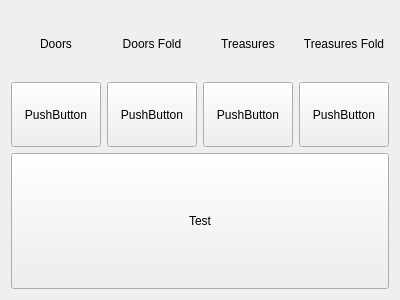
Mar94oK/Nayda, file Nayda/cardstacks.ui: the form before one commit.
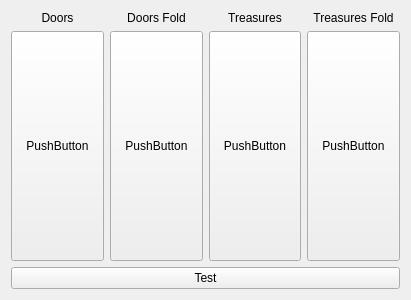
The form after the commit.

Commit message: Adjusting width of CardStack widget

Patch:
```diff
--- a/Nayda/cardstacks.ui
+++ b/Nayda/cardstacks.ui
@@ -6,7 +6,7 @@
    <rect>
     <x>0</x>
     <y>0</y>
-    <width>400</width>
+    <width>411</width>
     <height>300</height>
    </rect>
   </property>
@@ -14,8 +14,41 @@
    <string>Form</string>
   </property>
   <layout class="QGridLayout" name="gridLayout">
+   <item row="1" column="3">
+    <layout class="QVBoxLayout" name="verticalLayout_4" stretch="0,1">
+     <item>
+      <widget class="QLabel" name="lbl_TreasuresFold">
+       <property name="sizePolicy">
+        <sizepolicy hsizetype="Preferred" vsizetype="Preferred">
+         <horstretch>0</horstretch>
+         <verstretch>0</verstretch>
+        </sizepolicy>
+       </property>
+       <property name="text">
+        <string>Treasures Fold</string>
+       </property>
+       <property name="alignment">
+        <set>Qt::AlignCenter</set>
+       </property>
+      </widget>
+     </item>
+     <item>
+      <widget class="QPushButton" name="btn_TreasuresFold">
+       <property name="sizePolicy">
+        <sizepolicy hsizetype="Preferred" vsizetype="Preferred">
+         <horstretch>0</horstretch>
+         <verstretch>0</verstretch>
+        </sizepolicy>
+       </property>
+       <property name="text">
+        <string>PushButton</string>
+       </property>
+      </widget>
+     </item>
+    </layout>
+   </item>
    <item row="1" column="1">
-    <layout class="QVBoxLayout" name="verticalLayout_3">
+    <layout class="QVBoxLayout" name="verticalLayout_3" stretch="0,1">
      <item>
       <widget class="QLabel" name="lbl_DoorsFold">
        <property name="sizePolicy">
@@ -47,41 +80,8 @@
      </item>
     </layout>
    </item>
-   <item row="1" column="0">
-    <layout class="QVBoxLayout" name="verticalLayout">
-     <item>
-      <widget class="QLabel" name="lbl_DoorsStack">
-       <property name="sizePolicy">
-        <sizepolicy hsizetype="Preferred" vsizetype="Preferred">
-         <horstretch>0</horstretch>
-         <verstretch>0</verstretch>
-        </sizepolicy>
-       </property>
-       <property name="text">
-        <string>Doors</string>
-       </property>
-       <property name="alignment">
-        <set>Qt::AlignCenter</set>
-       </property>
-      </widget>
-     </item>
-     <item>
-      <widget class="QPushButton" name="btn_DoorsStack">
-       <property name="sizePolicy">
-        <sizepolicy hsizetype="Preferred" vsizetype="Preferred">
-         <horstretch>0</horstretch>
-         <verstretch>0</verstretch>
-        </sizepolicy>
-       </property>
-       <property name="text">
-        <string>PushButton</string>
-       </property>
-      </widget>
-     </item>
-    </layout>
-   </item>
    <item row="1" column="2">
-    <layout class="QVBoxLayout" name="verticalLayout_2">
+    <layout class="QVBoxLayout" name="verticalLayout_2" stretch="0,1">
      <item>
       <widget class="QLabel" name="lbl_TreasuresStack">
        <property name="sizePolicy">
@@ -113,10 +113,10 @@
      </item>
     </layout>
    </item>
-   <item row="1" column="3">
-    <layout class="QVBoxLayout" name="verticalLayout_4">
+   <item row="1" column="0">
+    <layout class="QVBoxLayout" name="verticalLayout" stretch="0,1">
      <item>
-      <widget class="QLabel" name="lbl_TreasuresFold">
+      <widget class="QLabel" name="lbl_DoorsStack">
        <property name="sizePolicy">
         <sizepolicy hsizetype="Preferred" vsizetype="Preferred">
          <horstretch>0</horstretch>
@@ -124,7 +124,7 @@
         </sizepolicy>
        </property>
        <property name="text">
-        <string>Treasures Fold</string>
+        <string>Doors</string>
        </property>
        <property name="alignment">
         <set>Qt::AlignCenter</set>
@@ -132,7 +132,7 @@
       </widget>
      </item>
      <item>
-      <widget class="QPushButton" name="btn_TreasuresFold">
+      <widget class="QPushButton" name="btn_DoorsStack">
        <property name="sizePolicy">
         <sizepolicy hsizetype="Preferred" vsizetype="Preferred">
          <horstretch>0</horstretch>
@@ -146,8 +146,8 @@
      </item>
     </layout>
    </item>
-   <item row="2" column="0" colspan="4">
-    <layout class="QVBoxLayout" name="verticalLayout_6">
+   <item row="3" column="0" colspan="4">
+    <layout class="QVBoxLayout" name="verticalLayout_6" stretch="0">
      <item>
       <widget class="QPushButton" name="btn_Test">
        <property name="sizePolicy">
```
The commit also changes 2 other files.
